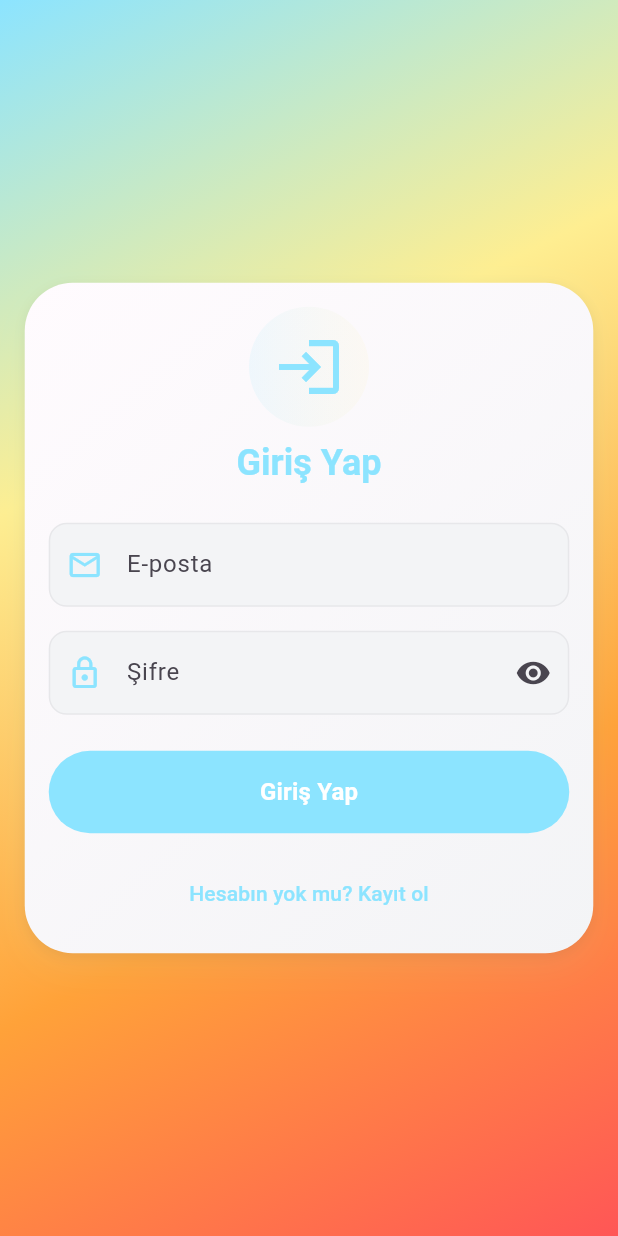
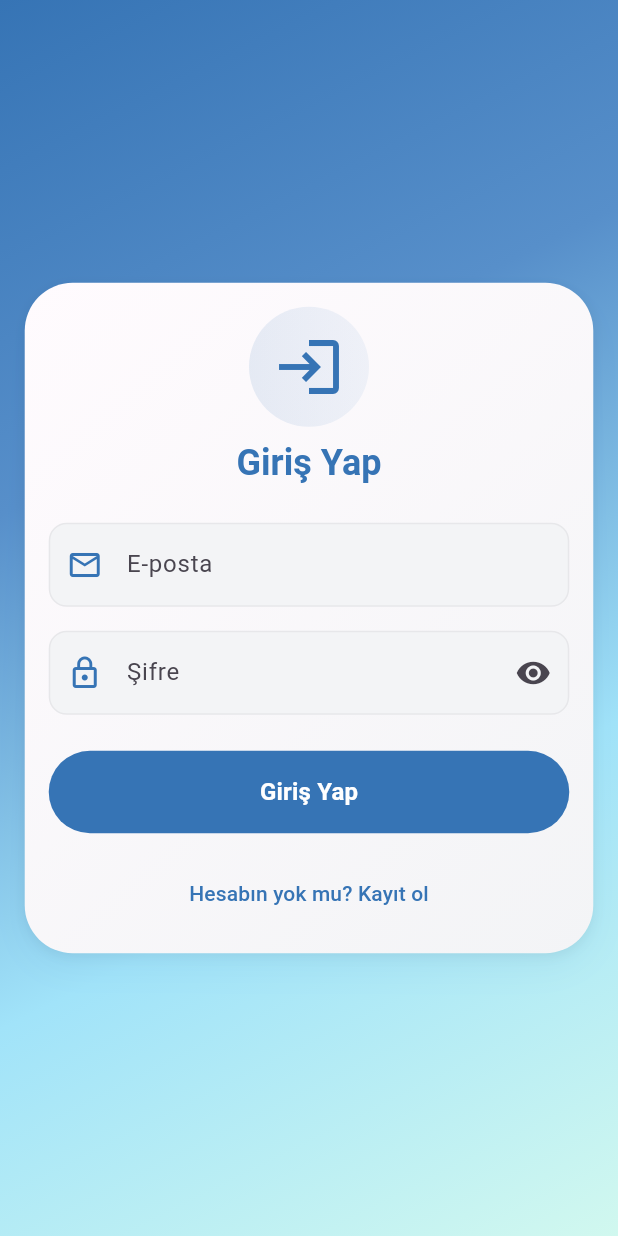
Before and after one commit to ekinciumit/thunder-flutter, a Flutter app: the screen it shows after launch, on a phone screen of 412 x 824 dp. Run offline on Flutter 3.47's test engine with Material 3 defaults, Android fonts, the phone set to English and light mode, and no system bars; our stand-ins replace audioplayers, cached_network_image, cloud_firestore, emoji_picker_flutter, file_picker, firebase_auth and 10 more; missing offline and left inert: record; accounts and stored records are empty.

Commit message:
feat: Apply new modern blue color palette
- Updated primary color to #3674B5 (Medium Dark Blue)
- Updated secondary color to #578FCA (Lighter Blue)
- Updated tertiary color to #A1E3F9 (Light Sky Blue)
- Updated gradients with smooth blue-to-mint transition
- New palette provides cleaner, more modern and elegant UI/UX

```diff
--- a/lib/core/theme/app_color_config.dart
+++ b/lib/core/theme/app_color_config.dart
@@ -18,15 +18,15 @@ class AppColorConfig {
 
   /// Primary Color (Ana Renk)
   /// Butonlar, vurgular, navigation için kullanılır
-  static const Color primaryColor = Color(0xFF8CE4FF); // Sky Blue
+  static const Color primaryColor = Color(0xFF3674B5); // Medium Dark Blue
 
   /// Secondary Color (İkincil Renk)
   /// İkincil butonlar, aksanlar için kullanılır
-  static const Color secondaryColor = Color(0xFFFEEE91); // Pale Yellow
+  static const Color secondaryColor = Color(0xFF578FCA); // Lighter Blue
 
   /// Tertiary Color (Üçüncül Renk)
   /// Üçüncül vurgular, bilgi mesajları için kullanılır
-  static const Color tertiaryColor = Color(0xFFFFA239); // Orange
+  static const Color tertiaryColor = Color(0xFFA1E3F9); // Light Sky Blue
 
   // ============================================================================
   // 🌈 GRADIENT RENKLER - Buradan değiştirebilirsiniz
@@ -35,24 +35,24 @@ class AppColorConfig {
   /// Primary Gradient (Ana Gradient)
   /// Ana sayfa arka planları, büyük card'lar için
   static const List<Color> gradientPrimary = [
-    Color(0xFF8CE4FF), // Sky Blue
-    Color(0xFFFEEE91), // Pale Yellow
-    Color(0xFFFFA239), // Orange
-    Color(0xFFFF5656), // Coral/Reddish Orange
+    Color(0xFF3674B5), // Medium Dark Blue
+    Color(0xFF578FCA), // Lighter Blue
+    Color(0xFFA1E3F9), // Light Sky Blue
+    Color(0xFFD1F8EF), // Very Pale Mint Green
   ];
 
   /// Primary Light Gradient (Açık Ana Gradient)
   /// Hafif arka planlar, input alanları için
   static const List<Color> gradientPrimaryLight = [
-    Color(0xFF8CE4FF), // Sky Blue
-    Color(0xFFFEEE91), // Pale Yellow
+    Color(0xFF578FCA), // Lighter Blue
+    Color(0xFFA1E3F9), // Light Sky Blue
   ];
 
   /// Secondary Gradient (İkincil Gradient)
   /// Butonlar, vurgular, navigation için
   static const List<Color> gradientSecondary = [
-    Color(0xFFFFA239), // Orange
-    Color(0xFFFF5656), // Coral/Reddish Orange
+    Color(0xFF3674B5), // Medium Dark Blue
+    Color(0xFF578FCA), // Lighter Blue
   ];
 
   // ============================================================================
```
